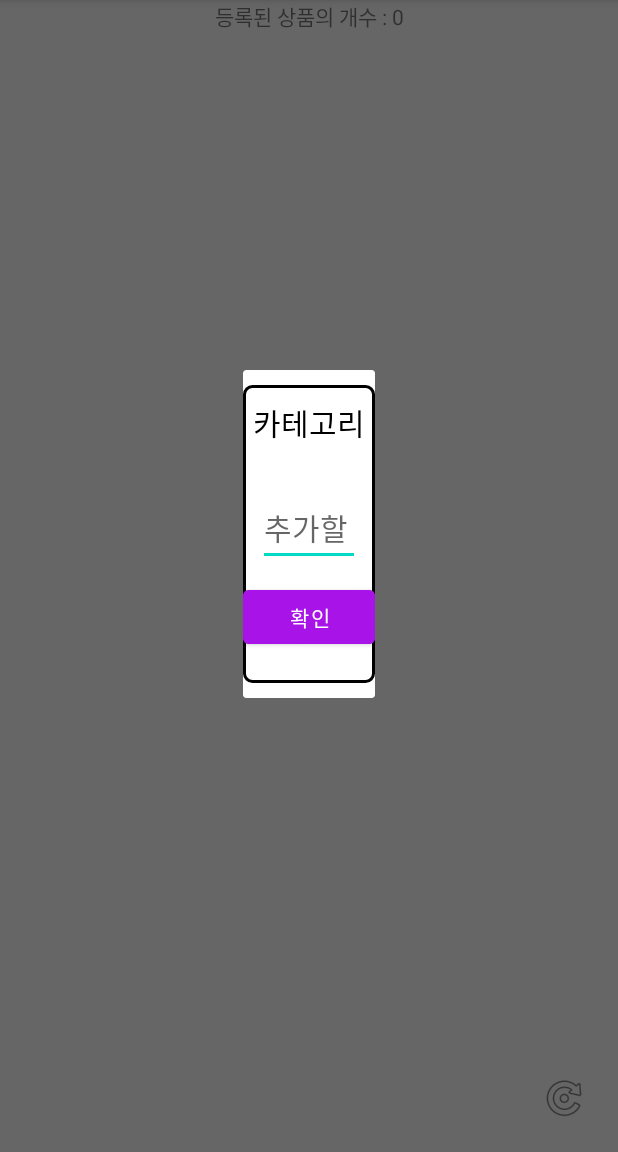
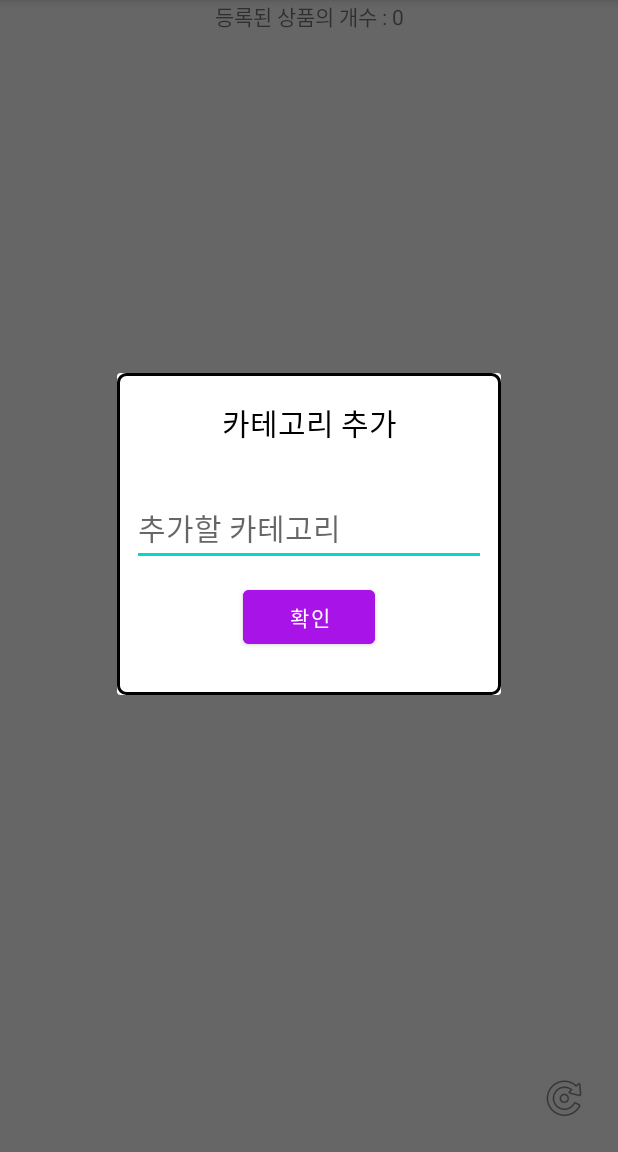
Before and after one commit to uselessnaming/parttimeDuedateManagement, an Android app: the fragment TypeEditDialog placed in its activity, on a phone screen of 412 x 824 dp, the part 84-1236 px from its top. Run offline under Robolectric (Android 15) with nearby library versions, the phone set to English and light mode, and no system bars; our stand-ins replace Room's generated code.

Commit message:
fix: Fix fragment size

```diff
--- a/app/src/main/java/com/example/parttimeduedatemanagement/TypeEditDialog.kt
+++ b/app/src/main/java/com/example/parttimeduedatemanagement/TypeEditDialog.kt
@@ -1,13 +1,14 @@
 package com.example.parttimeduedatemanagement
 
 import android.content.Context
+import android.content.res.Resources
 import android.os.Build
 import android.os.Bundle
-import android.view.LayoutInflater
-import android.view.View
-import android.view.ViewGroup
-import android.view.WindowManager
+import android.util.DisplayMetrics
+import android.util.Size
+import android.view.*
 import android.widget.Toast
+import androidx.annotation.RequiresApi
 import androidx.fragment.app.DialogFragment
 import androidx.lifecycle.ViewModelProvider
 import com.example.part_timedatemanagement.Database.Item
@@ -42,10 +43,45 @@ class TypeEditDialog : DialogFragment() {
     }
     override fun onResume(){
         super.onResume()
-
+        dialogResize()
     }
     private fun initViewModel(){
         mItemViewModel = ViewModelProvider.AndroidViewModelFactory.getInstance(requireActivity().application)
             .create(ItemViewModel::class.java)
     }
+    object ScreenMetricsCompat {
+        private val api: Api =
+            if (Build.VERSION.SDK_INT >= Build.VERSION_CODES.R) ApiLevel30()
+            else Api()
+
+        fun getScreenSize(context: Context): Size = api.getScreenSize(context)
+
+        @Suppress("DEPRECATION")
+        private open class Api {
+            open fun getScreenSize(context: Context): Size {
+                val display = context.getSystemService(WindowManager::class.java).defaultDisplay
+                val metrics = if (display != null) {
+                    DisplayMetrics().also { display.getRealMetrics(it) }
+                } else {
+                    Resources.getSystem().displayMetrics
+                }
+                return Size(metrics.widthPixels, metrics.heightPixels)
+            }
+        }
+
+        @RequiresApi(Build.VERSION_CODES.R)
+        private class ApiLevel30 : Api() {
+            override fun getScreenSize(context: Context): Size {
+                val metrics: WindowMetrics = context.getSystemService(WindowManager::class.java).currentWindowMetrics
+                return Size(metrics.bounds.width(), metrics.bounds.height())
+            }
+        }
+    }
+    private fun dialogResize(){
+        val size = ScreenMetricsCompat.getScreenSize(requireContext())
+        val newWidth = (size.width * 0.7).toInt()
+        val newHeight = (size.height * 0.3).toInt()
+        val window = this.dialog?.window
+        window?.setLayout(newWidth,newHeight)
+    }
 }
--- a/app/src/main/res/layout/fragment_type_edit_dialog.xml
+++ b/app/src/main/res/layout/fragment_type_edit_dialog.xml
@@ -1,51 +1,49 @@
 <?xml version="1.0" encoding="utf-8"?>
-<FrameLayout
-    xmlns:android="http://schemas.android.com/apk/res/android"
+<FrameLayout xmlns:android="http://schemas.android.com/apk/res/android"
     xmlns:tools="http://schemas.android.com/tools"
-    android:layout_width="match_parent"
+    android:layout_width="wrap_content"
     android:layout_height="wrap_content"
-    tools:context=".TypeEditDialog">
+    tools:context=".TypeEditDialog"
+    android:background="@drawable/type_edit_dialog_background">
+
     <LinearLayout
         android:layout_width="match_parent"
-        android:layout_height="wrap_content"
-        android:orientation="vertical"
-        android:layout_marginTop="10dp"
-        android:layout_marginBottom="10dp"
-        android:background="@drawable/type_edit_dialog_background">
+        android:layout_height="match_parent"
+        android:gravity="center_vertical"
+        android:orientation="vertical">
 
         <TextView
             android:layout_width="match_parent"
             android:layout_height="wrap_content"
-            android:text = "@string/introBtnPlus"
+            android:layout_marginTop="10dp"
+            android:gravity="center"
+            android:text="@string/introBtnPlus"
             android:textColor="@color/itemTextColor"
-            android:textSize="20sp"
-            android:gravity="center"
-            android:layout_marginTop="10dp"/>
+            android:textSize="20sp" />
 
         <EditText
             android:id="@+id/etAddType"
             android:layout_width="match_parent"
             android:layout_height="wrap_content"
+            android:layout_marginStart="10dp"
             android:layout_marginTop="30dp"
-            android:layout_marginStart="10dp"
             android:layout_marginEnd="10dp"
+            android:hint="추가할 카테고리"
+            android:imeOptions="actionDone"
+            android:inputType="textPersonName"
             android:textColor="@color/itemTextColor"
-            android:textSize="20sp"
-            android:hint="추가할 카테고리"
-            android:inputType="textPersonName"
-            android:imeOptions="actionDone"/>
+            android:textSize="20sp" />
 
         <Button
             android:id="@+id/btnDone"
             android:layout_width="wrap_content"
             android:layout_height="wrap_content"
             android:layout_gravity="center"
-            android:textColor="@color/tvAddColor"
+            android:layout_marginTop="10dp"
+            android:layout_marginBottom="20dp"
             android:backgroundTint="@color/btnAddColor"
             android:text="@string/okMessage"
-            android:layout_marginTop="10dp"
-            android:layout_marginBottom="20dp"/>
+            android:textColor="@color/tvAddColor" />
 
     </LinearLayout>
-
 </FrameLayout>
```
Also changed, not shown: app/src/main/java/com/example/parttimeduedatemanagement/TypeEditFragment.kt (+1 -8 lines).
